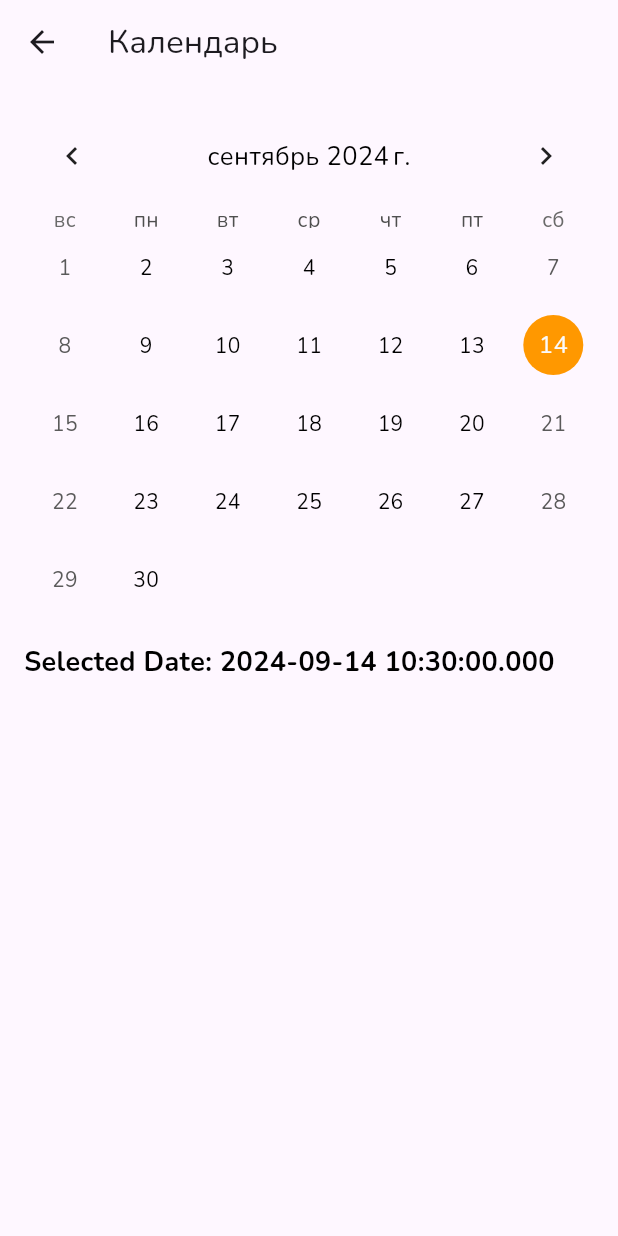
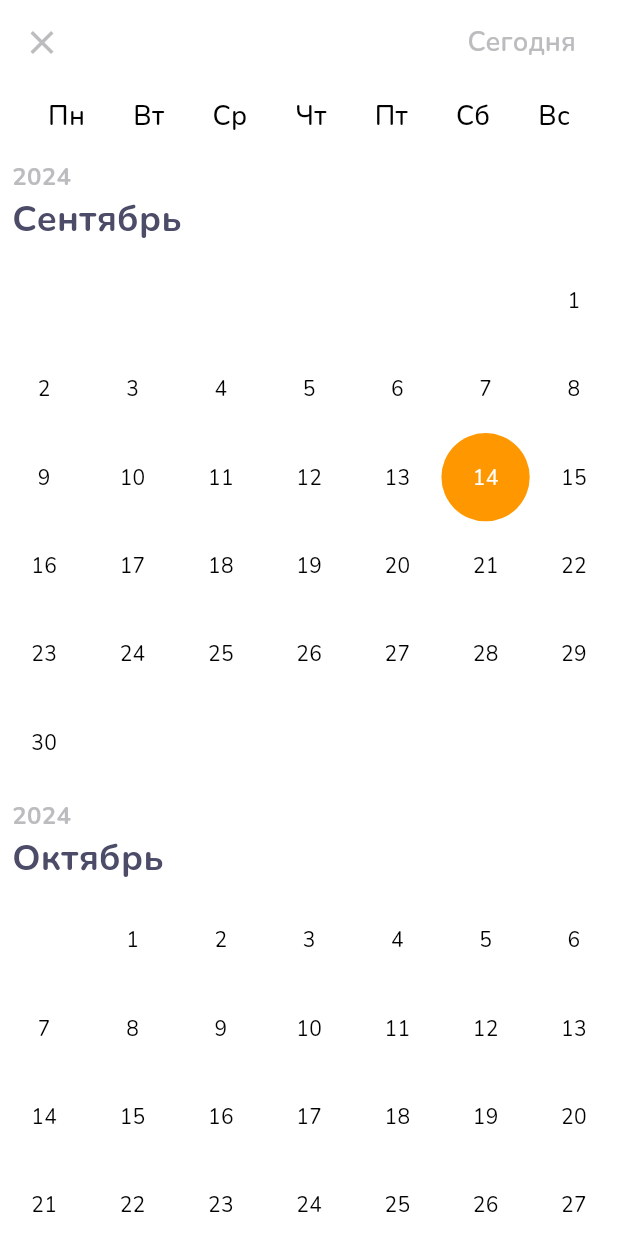
Before and after one commit to KamilaAbdu/mood_diary, a Flutter app: the CalendarScreen screen opened directly, on a phone screen of 412 x 824 dp. Run offline on Flutter 3.47's test engine with Material 3 defaults, Android fonts, the phone set to English and light mode, and no system bars; drawn by our look-alikes of table_calendar; our stand-ins replace google_fonts, shared_preferences, syncfusion_flutter_charts; accounts and stored records are empty.

Commit message:
calendar added

```diff
--- a/lib/core/constants/app_colors.dart
+++ b/lib/core/constants/app_colors.dart
@@ -5,6 +5,7 @@ class AppColors {
   static const Color lightGrey = Color(0xff919EAB);
   static const Color black = Color(0xff4C4C69);
   static const Color orange = Color(0xffFF8702);
+  static Color get orange25Opacity => orange.withOpacity(0.25);
   static const Color lightGreyBG = Color(0xffF2F2F2);
   static const Color white = Color(0xFFFFFFFF);
   static const Color purple = Color(0xFFB6A1C0);
--- a/lib/core/constants/app_text_styles.dart
+++ b/lib/core/constants/app_text_styles.dart
@@ -4,9 +4,14 @@ class AppTextStyles{
   static const TextStyle s11w400 = TextStyle(fontSize: 11, fontWeight: FontWeight.w400);
   static const TextStyle s12w500 = TextStyle(fontSize: 12, fontWeight: FontWeight.w500);
   static const TextStyle s14w400 = TextStyle(fontSize: 14, fontWeight: FontWeight.w400);
+  static const TextStyle s16w700 = TextStyle(fontSize: 16, fontWeight: FontWeight.w700);
+
   static const TextStyle s16w800 = TextStyle(fontSize: 16, fontWeight: FontWeight.w800);
+  static const TextStyle s18w600 = TextStyle(fontSize: 18, fontWeight: FontWeight.w600);
   static const TextStyle s18w700 = TextStyle(fontSize: 18, fontWeight: FontWeight.w700);
   static const TextStyle s20w400 = TextStyle(fontSize: 20, fontWeight: FontWeight.w400);
+  static const TextStyle s24w700 = TextStyle(fontSize: 24, fontWeight: FontWeight.w700);
+
 
 
 }
--- a/lib/features/data/providers/mood_provider.dart
+++ b/lib/features/data/providers/mood_provider.dart
@@ -1,13 +1,23 @@
 import 'package:flutter/material.dart';
 import 'package:mood_diary/features/data/models/chart_data.dart';
+import 'package:mood_diary/features/domain/models/mood_data.dart';
 import 'package:mood_diary/features/domain/repositories/mood_repository_impl.dart';
 
 class MoodProvider with ChangeNotifier {
+  final MoodRepositoryImpl moodRepositoryImpl;
   final List<ChartData> _moodDataList = [];
 
-  MoodProvider(MoodRepositoryImpl moodRepositoryImpl);
+  MoodProvider(this.moodRepositoryImpl) {
+    loadMoodData(); // Загружаем данные при инициализации
+  }
 
   List<ChartData> get moodDataList => _moodDataList;
+
+  Future<void> loadMoodData() async {
+    final List<MoodData> loadedData = await moodRepositoryImpl.loadMoodData();
+
+    notifyListeners(); // Уведомляем подписчиков после загрузки данных
+  }
 
   void addMoodData(ChartData moodData) {
     _moodDataList.add(moodData);
@@ -22,10 +32,9 @@ class MoodProvider with ChangeNotifier {
   void updateMoodData(String label, double newValue) {
     final index = _moodDataList.indexWhere((data) => data.label == label);
     if (index != -1) {
-      // Обновляем данные по метке. Предположим, что метка уникальна и не изменяется.
       final existingData = _moodDataList[index];
       _moodDataList[index] = ChartData(
-        date: existingData.date, // предполагаем, что дата не изменяется
+        date: existingData.date,
         label: existingData.label,
         value: newValue,
       );
--- a/lib/features/data/sources/mood_local_data_source.dart
+++ b/lib/features/data/sources/mood_local_data_source.dart
@@ -1,8 +1,8 @@
-import '../../../core/utils/storage_helper.dart';
+import 'package:mood_diary/core/services/cache_service.dart';
 import '../../domain/models/mood_data.dart';
 
 class MoodLocalDataSource {
   Future<List<MoodData>> getMoodData() async {
-    return await StorageHelper.loadMoodData();
+    return await CacheService().getMoodData();
   }
 }
--- a/lib/features/domain/models/mood_data.dart
+++ b/lib/features/domain/models/mood_data.dart
@@ -1,15 +1,20 @@
 class MoodData {
   final String date;
-  final double moodLevel;
+  final int moodLevel;
 
   MoodData(this.date, this.moodLevel);
 
-  Map<String, dynamic> toJson() => {
-        'date': date,
-        'moodLevel': moodLevel,
-      };
+  Map<String, dynamic> toJson() {
+    return {
+      'date': date,
+      'moodLevel': moodLevel,
+    };
+  }
 
   factory MoodData.fromJson(Map<String, dynamic> json) {
-    return MoodData(json['date'], json['moodLevel']);
+    return MoodData(
+      json['date'],
+      json['moodLevel'],
+    );
   }
 }
--- a/lib/features/presentation/screens/calendar_screen.dart
+++ b/lib/features/presentation/screens/calendar_screen.dart
@@ -1,7 +1,10 @@
 import 'package:flutter/material.dart';
-import 'package:mood_diary/core/constants/app_dimens.dart';
+import 'package:mood_diary/core/constants/app_colors.dart';
 import 'package:mood_diary/core/constants/app_text_styles.dart';
-import 'package:table_calendar/table_calendar.dart';
+import 'package:mood_diary/features/presentation/widgets/month_calendar.dart';
+import 'package:mood_diary/features/presentation/widgets/weekday_header.dart';
+
+void main() => runApp(MaterialApp(home: CalendarScreen()));
 
 class CalendarScreen extends StatefulWidget {
   const CalendarScreen({super.key});
@@ -12,62 +15,70 @@ class CalendarScreen extends StatefulWidget {
 
 class _CalendarScreenState extends State<CalendarScreen> {
   late DateTime _selectedDay;
-  late DateTime _focusedDay;
+  DateTime _today = DateTime.now();
 
   @override
   void initState() {
     super.initState();
-    _selectedDay = DateTime.now();
-    _focusedDay = DateTime.now();
+    _selectedDay = _today;
+  }
+
+  void _goToToday() {
+    setState(() {
+      _selectedDay = _today;
+    });
   }
 
   @override
   Widget build(BuildContext context) {
     return Scaffold(
+      backgroundColor: Colors.white,
       appBar: AppBar(
-        title: Text('Календарь'),
+        leading: IconButton(
+          icon: const Icon(
+            Icons.close,
+            size: 26,
+            color: AppColors.grey,
+          ),
+          onPressed: () {
+            Navigator.of(context).maybePop();
+          },
+        ),
+        title: TextButton(
+          onPressed: _goToToday,
+          child: Align(
+            alignment: Alignment.centerRight,
+            child: Text(
+              'Сегодня',
+              style: AppTextStyles.s18w600.copyWith(color: AppColors.grey)
+            ),
+          ),
+        ),
+        centerTitle: true,
+        backgroundColor: Colors.white,
+        elevation: 0,
       ),
-      body: Padding(
-        padding: const EdgeInsets.all(16.0),
-        child: Column(
-          crossAxisAlignment: CrossAxisAlignment.start,
-          children: [
-            TableCalendar(
-              firstDay: DateTime.utc(2020, 01, 01),
-              lastDay: DateTime.utc(2030, 12, 31),
-              focusedDay: _focusedDay,
-              selectedDayPredicate: (day) => isSameDay(_selectedDay, day),
-              onDaySelected: (selectedDay, focusedDay) {
-                setState(() {
-                  _selectedDay = selectedDay;
-                  _focusedDay = focusedDay;
-                });
+      body: Column(
+        children: [
+          WeekdayHeader(),
+          Expanded(
+            child: ListView.builder(
+              itemCount: 12,
+              itemBuilder: (context, index) {
+                DateTime month = DateTime(_today.year, _today.month + index, 1);
+                return MonthCalendar(
+                    month: month,
+                    today: _today,
+                    selectedDay: _selectedDay,
+                    onDaySelected: (DateTime day) {
+                      setState(() {
+                        _selectedDay = day;
+                      });
+                    });
               },
-              calendarFormat: CalendarFormat.month,
-              onFormatChanged: (format) {},
-              calendarStyle: const CalendarStyle(
-                selectedDecoration: BoxDecoration(
-                  color: Colors.orange,
-                  shape: BoxShape.circle,
-                ),
-                todayDecoration: BoxDecoration(
-                  color: Colors.blue,
-                  shape: BoxShape.circle,
-                ),
-                outsideDaysVisible: false,
-              ),
-              headerStyle: const HeaderStyle(
-                formatButtonVisible: false,
-                titleCentered: true,
-              ),
             ),
-            const SizedBox(height: AppDimens.mediumVerticalPadding),
-            Text(
-              'Selected Date: ${_selectedDay.toLocal()}',
-              style: AppTextStyles.s18w700,
-            ),
-          ],
-        ),
+          ),
+        ],
       ),
     );
   }
--- a/lib/features/presentation/screens/main_screen.dart
+++ b/lib/features/presentation/screens/main_screen.dart
@@ -1,6 +1,7 @@
 import 'package:flutter/material.dart';
 import 'dart:async';
 import 'package:mood_diary/core/constants/app_assets.dart';
+import 'package:mood_diary/core/constants/app_colors.dart';
 import 'package:mood_diary/features/presentation/screens/calendar_screen.dart';
 import 'package:mood_diary/features/presentation/screens/start_screen.dart';
 import 'package:mood_diary/features/presentation/widgets/custom_app_bar.dart';
@@ -53,6 +54,7 @@ class _MainScreenState extends State<MainScreen> {
     ];
 
     return Scaffold(
+      backgroundColor: AppColors.white,
       appBar: CustomAppBar(
         time: time,
         onBackPressed: () {Navigator.push(
@@ -66,7 +68,7 @@ class _MainScreenState extends State<MainScreen> {
           Navigator.push(
             context,
             MaterialPageRoute(
-              builder: (context) => const CalendarScreen(),
+              builder: (context) => CalendarScreen(),
             ),
           );
         },
--- /dev/null
+++ b/lib/features/presentation/widgets/day_widget.dart
@@ -0,0 +1,45 @@
+import 'package:flutter/material.dart';
+
+class DayWidget extends StatelessWidget {
+  final DateTime day;
+  final bool isSelected;
+  final bool isToday;
+  final VoidCallback onTap;
+
+  DayWidget({required this.day, required this.isSelected, required this.isToday, required this.onTap});
+
+  @override
+  Widget build(BuildContext context) {
+    return GestureDetector(
+      onTap: onTap,
+      child: Container(
+        decoration: BoxDecoration(
+          color: isSelected ? Colors.orange : Colors.transparent,
+          shape: BoxShape.circle,
+        ),
+        alignment: Alignment.center,
+        child: Stack(
+          alignment: Alignment.center,
+          children: [
+            Text(
+              '${day.day}',
+              style: TextStyle(color: isSelected ? Colors.white : Colors.black),
+            ),
+            if (isToday)
+              Positioned(
+                bottom: -6,
+                child: Container(
+                  width: 5,
+                  height: 5,
+                  decoration: BoxDecoration(
+                    color: Colors.orange,
+                    shape: BoxShape.circle,
+                  ),
+                ),
+              ),
+          ],
+        ),
+      ),
+    );
+  }
+}
--- /dev/null
+++ b/lib/features/presentation/widgets/month_calendar.dart
@@ -0,0 +1,57 @@
+import 'package:flutter/material.dart';
+import 'package:mood_diary/features/presentation/screens/calendar_screen.dart';
+import 'package:mood_diary/features/presentation/widgets/day_widget.dart';
+import 'package:mood_diary/features/presentation/widgets/month_header.dart';
+
+class MonthCalendar extends StatelessWidget {
+  final DateTime month;
+  final DateTime today;
+  final DateTime selectedDay;
+  final ValueChanged<DateTime> onDaySelected;
+
+  MonthCalendar({required this.month, required this.today, required this.selectedDay, required this.onDaySelected});
+
+  @override
+  Widget build(BuildContext context) {
+    int year = month.year;
+    int monthNumber = month.month;
+    DateTime firstDayOfMonth = DateTime(year, monthNumber, 1);
+    int daysInMonth = DateTime(year, monthNumber + 1, 0).day;
+    int weekdayOfFirstDay = firstDayOfMonth.weekday;
+
+    List<Widget> dayWidgets = [];
+    for (int i = 1; i < weekdayOfFirstDay; i++) {
+      dayWidgets.add(Container());
+    }
+
+    for (int day = 1; day <= daysInMonth; day++) {
+      DateTime thisDay = DateTime(year, monthNumber, day);
+      dayWidgets.add(DayWidget(
+          day: thisDay,
+          isSelected: isSameDay(selectedDay, thisDay),
+          isToday: isSameDay(today, thisDay),
+          onTap: () => onDaySelected(thisDay)));
+    }
+
+    return Column(
+      children: [
+        MonthHeader(year: year, monthName: _getMonthName(monthNumber)),
+        GridView.count(
+          shrinkWrap: true,
+          physics: NeverScrollableScrollPhysics(),
+          crossAxisCount: 7,
+          children: dayWidgets,
+        ),
+      ],
+    );
+  }
+
+  String _getMonthName(int monthNumber) {
+    List<String> months = ['Январь', 'Февраль', 'Март', 'Апрель', 'Май', 'Июнь', 'Июль', 'Август', 'Сентябрь', 'Октябрь', 'Ноябрь', 'Декабрь'];
+    return months[monthNumber - 1];
+  }
+
+  bool isSameDay(DateTime a, DateTime b) {
+    return a.year == b.year && a.month == b.month && a.day == b.day;
+  }
+}
--- /dev/null
+++ b/lib/features/presentation/widgets/month_header.dart
@@ -0,0 +1,31 @@
+import 'package:flutter/material.dart';
+import 'package:mood_diary/core/constants/app_colors.dart';
+import 'package:mood_diary/core/constants/app_text_styles.dart';
+
+class MonthHeader extends StatelessWidget {
+  final int year;
+  final String monthName;
+
+  MonthHeader({super.key, required this.year, required this.monthName});
+
+  @override
+  Widget build(BuildContext context) {
+    return Container(
+      alignment: Alignment.centerLeft,
+      padding: const EdgeInsets.all(8.0),
+      child: Column(
+        crossAxisAlignment: CrossAxisAlignment.start,
+        children: [
+          Text(
+            '$year',
+            style: AppTextStyles.s16w700.copyWith(color: AppColors.grey),
+          ),
+          Text(
+            monthName,
+            style: AppTextStyles.s24w700.copyWith(color: AppColors.black),
+          ),
+        ],
+      ),
+    );
+  }
+}
--- a/lib/features/presentation/widgets/mood_selection.dart
+++ b/lib/features/presentation/widgets/mood_selection.dart
@@ -14,7 +14,8 @@ class MoodSelection extends StatelessWidget {
   final Function(int) onMoodButtonSelected;
   final Function(String) onSubButtonTap;
 
-  const MoodSelection({super.key,
+  const MoodSelection({
+    Key? key,
     required this.selectedIndex,
     required this.expandedIndex,
     required this.buttonLabels,
@@ -22,7 +23,7 @@ class MoodSelection extends StatelessWidget {
     required this.subButtonLabels,
     required this.onMoodButtonSelected,
     required this.onSubButtonTap,
-  });
+  }) : super(key: key);
 
   @override
   Widget build(BuildContext context) {
--- /dev/null
+++ b/lib/features/presentation/widgets/weekday_header.dart
@@ -0,0 +1,16 @@
+import 'package:flutter/material.dart';
+
+class WeekdayHeader extends StatelessWidget {
+  @override
+  Widget build(BuildContext context) {
+    return Container(
+      padding: const EdgeInsets.symmetric(vertical: 8),
+      child: Row(
+        mainAxisAlignment: MainAxisAlignment.spaceEvenly,
+        children: ['Пн', 'Вт', 'Ср', 'Чт', 'Пт', 'Сб', 'Вс']
+            .map((day) => Text(day, style: TextStyle(fontSize: 18, fontWeight: FontWeight.w500, color: Colors.black)))
+            .toList(),
+      ),
+    );
+  }
+}
--- a/lib/main.dart
+++ b/lib/main.dart
@@ -2,11 +2,11 @@ import 'package:flutter/material.dart';
 import 'package:intl/date_symbol_data_local.dart';
 import 'package:intl/intl.dart';
 import 'package:mood_diary/features/data/providers/mood_provider.dart';
-import 'package:mood_diary/features/data/sources/mood_local_data_source.dart';
 import 'package:mood_diary/features/domain/repositories/mood_repository_impl.dart';
 import 'package:google_fonts/google_fonts.dart';
 import 'package:mood_diary/features/presentation/screens/start_screen.dart';
 import 'package:provider/provider.dart';
+import 'package:mood_diary/core/services/cache_service.dart';
 
 void main() async {
   await initializeDateFormatting('ru_RU', null);
@@ -24,7 +24,7 @@ class MainApp extends StatelessWidget {
       providers: [
         ChangeNotifierProvider(
           create: (context) => MoodProvider(
-            MoodRepositoryImpl(MoodLocalDataSource()),
+            MoodRepositoryImpl(CacheService()),
           ),
         ),
       ],
```
Also changed, not shown: lib/core/services/cache_service.dart (+9 -11 lines), lib/core/utils/storage_helper.dart (deleted, +0 -20 lines), lib/features/domain/models/mood_category_data.dart (+14 -0 lines), lib/features/domain/repositories/mood_repository_impl.dart (+22 -5 lines), lib/features/presentation/screens/diary_screen.dart (+23 -38 lines), lib/features/presentation/widgets/sub_button_list.dart (+33 -38 lines).
